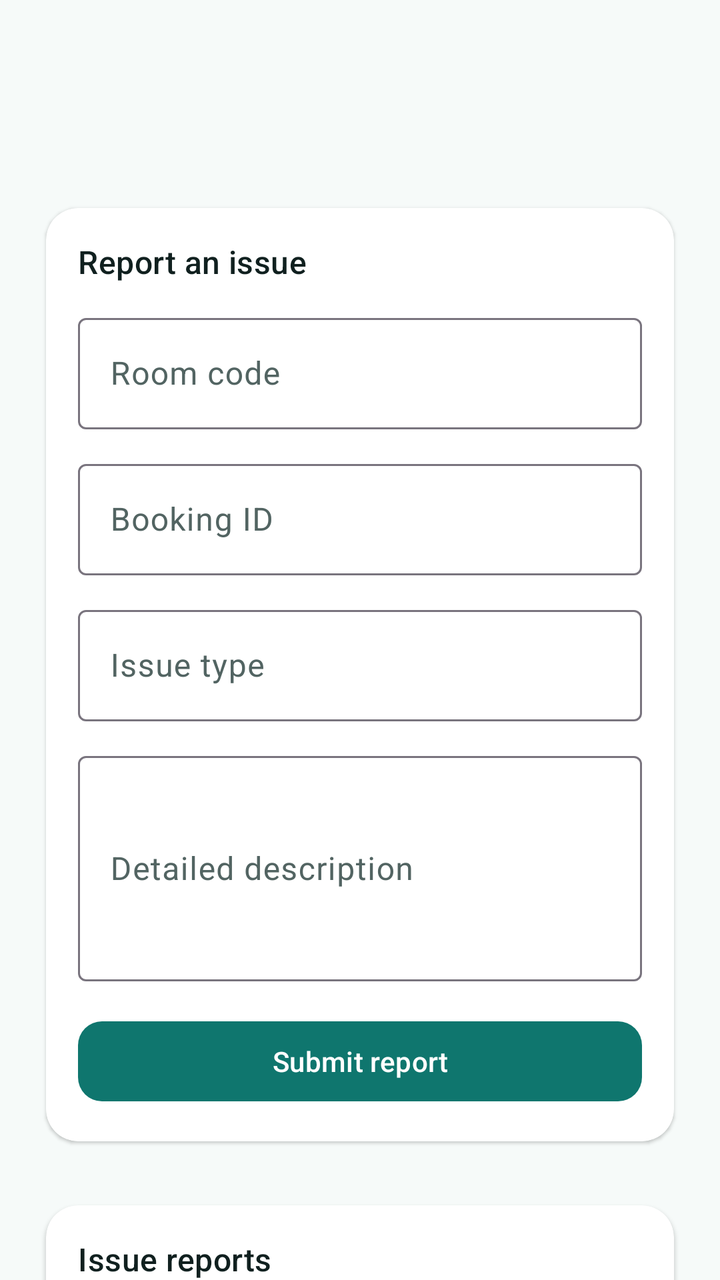
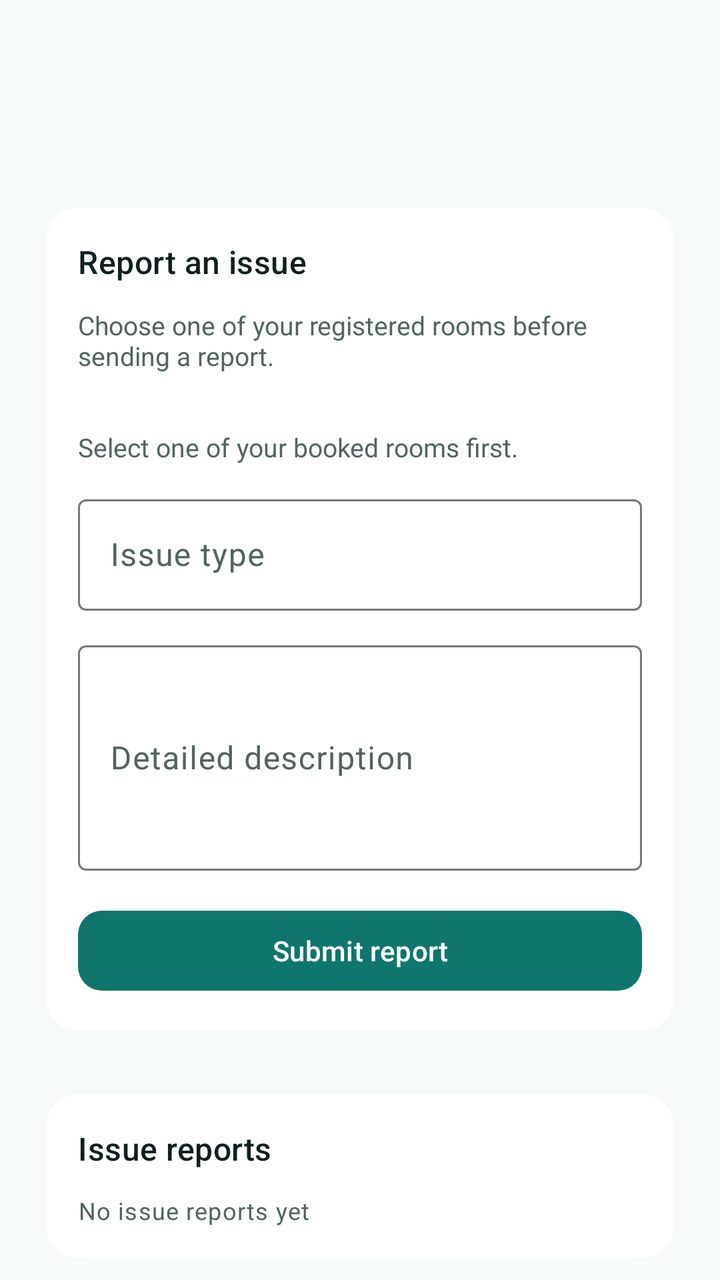

The first picture is an Android layout as it rendered before a commit; the second is the same layout after the commit. The layout source and the unified diff follow.
<!-- AndroidManifest.xml: application theme Theme.Hotelapp_test2 -->
<!-- res/layout/activity_issue_report.xml -->
<?xml version="1.0" encoding="utf-8"?>
<LinearLayout xmlns:android="http://schemas.android.com/apk/res/android"
    xmlns:app="http://schemas.android.com/apk/res-auto"
    android:layout_width="match_parent"
    android:layout_height="match_parent"
    android:background="@color/surface_base"
    android:orientation="vertical">

    <com.google.android.material.appbar.MaterialToolbar
        android:id="@+id/toolbar"
        android:layout_width="match_parent"
        android:layout_height="wrap_content"
        android:layout_marginStart="@dimen/space_m"
        android:layout_marginTop="@dimen/space_m"
        android:layout_marginEnd="@dimen/space_m" />

    <androidx.core.widget.NestedScrollView
        android:layout_width="match_parent"
        android:layout_height="0dp"
        android:layout_weight="1"
        android:fillViewport="true">

        <LinearLayout
            android:layout_width="match_parent"
            android:layout_height="wrap_content"
            android:orientation="vertical"
            android:padding="@dimen/space_m">

            <com.google.android.material.card.MaterialCardView
                android:id="@+id/issueFormCard"
                style="@style/Widget.Hotel.Card"
                android:layout_width="match_parent"
                android:layout_height="wrap_content">

                <LinearLayout
                    android:layout_width="match_parent"
                    android:layout_height="wrap_content"
                    android:orientation="vertical"
                    android:padding="@dimen/space_m">

                    <TextView
                        android:layout_width="wrap_content"
                        android:layout_height="wrap_content"
                        style="@style/TextAppearance.Hotel.SectionTitle"
                        android:text="@string/issue_title" />

                    <com.google.android.material.textfield.TextInputLayout
                        android:id="@+id/issueRoomCodeLayout"
                        style="@style/Widget.Material3.TextInputLayout.OutlinedBox"
                        android:layout_width="match_parent"
                        android:layout_height="wrap_content"
                        android:layout_marginTop="@dimen/space_s"
                        android:hint="@string/issue_room_hint">

                        <com.google.android.material.textfield.TextInputEditText
                            android:id="@+id/issueRoomCode"
                            android:layout_width="match_parent"
                            android:layout_height="wrap_content" />
                    </com.google.android.material.textfield.TextInputLayout>

                    <com.google.android.material.textfield.TextInputLayout
                        android:id="@+id/issueBookingIdLayout"
                        style="@style/Widget.Material3.TextInputLayout.OutlinedBox"
                        android:layout_width="match_parent"
                        android:layout_height="wrap_content"
                        android:layout_marginTop="@dimen/space_s"
                        android:hint="@string/issue_booking_hint">

                        <com.google.android.material.textfield.TextInputEditText
                            android:id="@+id/issueBookingId"
                            android:layout_width="match_parent"
                            android:layout_height="wrap_content" />
                    </com.google.android.material.textfield.TextInputLayout>

                    <com.google.android.material.textfield.TextInputLayout
                        android:id="@+id/issueTypeLayout"
                        style="@style/Widget.Material3.TextInputLayout.OutlinedBox"
                        android:layout_width="match_parent"
                        android:layout_height="wrap_content"
                        android:layout_marginTop="@dimen/space_s"
                        android:hint="@string/issue_type_hint">

                        <com.google.android.material.textfield.TextInputEditText
                            android:id="@+id/issueType"
                            android:layout_width="match_parent"
                            android:layout_height="wrap_content" />
                    </com.google.android.material.textfield.TextInputLayout>

                    <com.google.android.material.textfield.TextInputLayout
                        android:id="@+id/issueDescriptionLayout"
                        style="@style/Widget.Material3.TextInputLayout.OutlinedBox"
                        android:layout_width="match_parent"
                        android:layout_height="wrap_content"
                        android:layout_marginTop="@dimen/space_s"
                        android:hint="@string/issue_description_hint">

                        <com.google.android.material.textfield.TextInputEditText
                            android:id="@+id/issueDescription"
                            android:layout_width="match_parent"
                            android:layout_height="wrap_content"
                            android:inputType="textMultiLine"
                            android:minLines="4" />
                    </com.google.android.material.textfield.TextInputLayout>

                    <com.google.android.material.button.MaterialButton
                        android:id="@+id/issueSubmitButton"
                        android:layout_width="match_parent"
                        android:layout_height="wrap_content"
                        android:layout_marginTop="@dimen/space_m"
                        android:text="@string/issue_submit" />
                </LinearLayout>
            </com.google.android.material.card.MaterialCardView>

            <com.google.android.material.card.MaterialCardView
                style="@style/Widget.Hotel.Card"
                android:layout_width="match_parent"
                android:layout_height="wrap_content"
                android:layout_marginTop="@dimen/space_m">

                <LinearLayout
                    android:layout_width="match_parent"
                    android:layout_height="wrap_content"
                    android:orientation="vertical"
                    android:padding="@dimen/space_m">

                    <TextView
                        style="@style/TextAppearance.Hotel.SectionTitle"
                        android:layout_width="wrap_content"
                        android:layout_height="wrap_content"
                        android:text="@string/issue_list_title" />

                    <TextView
                        android:id="@+id/issueEmptyText"
                        style="@style/TextAppearance.Hotel.BodySmall"
                        android:layout_width="match_parent"
                        android:layout_height="wrap_content"
                        android:layout_marginTop="@dimen/space_s"
                        android:text="@string/issue_empty" />

                    <LinearLayout
                        android:id="@+id/issueListContainer"
                        android:layout_width="match_parent"
                        android:layout_height="wrap_content"
                        android:orientation="vertical" />
                </LinearLayout>
            </com.google.android.material.card.MaterialCardView>
        </LinearLayout>
    </androidx.core.widget.NestedScrollView>
</LinearLayout>
<!-- resources referenced by this layout -->
<resources>
  <color name="surface_base">#F6FAF9</color>
  <dimen name="space_m">16dp</dimen>
  <dimen name="space_s">12dp</dimen>
  <string name="issue_booking_hint">Booking ID</string>
  <string name="issue_description_hint">Detailed description</string>
  <string name="issue_empty">No issue reports yet</string>
  <string name="issue_list_title">Issue reports</string>
  <string name="issue_room_hint">Room code</string>
  <string name="issue_submit">Submit report</string>
  <string name="issue_title">Report an issue</string>
  <string name="issue_type_hint">Issue type</string>
  <style name="TextAppearance.Hotel.BodySmall" parent="TextAppearance.Material3.BodySmall">
          <item name="fontFamily">sans-serif</item>
          <item name="android:fontFamily">sans-serif</item>
          <item name="android:textColor">?attr/colorOnSurfaceVariant</item>
      </style>
  <style name="TextAppearance.Hotel.SectionTitle" parent="TextAppearance.Material3.TitleMedium">
          <item name="android:textColor">?attr/colorOnSurface</item>
          <item name="fontFamily">sans-serif-medium</item>
          <item name="android:fontFamily">sans-serif-medium</item>
      </style>
  <style name="Widget.Hotel.Card" parent="Widget.Material3.CardView.Elevated">
          <item name="cardCornerRadius">@dimen/radius_m</item>
          <item name="cardUseCompatPadding">true</item>
          <item name="cardBackgroundColor">@color/surface_card</item>
      </style>
  <style name="Theme.Hotelapp_test2" parent="Base.Theme.Hotelapp_test2" />
  <dimen name="radius_m">16dp</dimen>
  <color name="surface_card">#FFFFFFFF</color>
  <color name="brand_primary">#0F766E</color>
  <color name="white">#FFFFFFFF</color>
  <color name="brand_secondary">#2563EB</color>
  <color name="accent_gold">#F59E0B</color>
  <color name="text_primary">#10201F</color>
  <color name="text_secondary">#526462</color>
  <style name="Widget.Hotel.Toolbar" parent="Widget.Material3.Toolbar">
          <item name="titleTextColor">?attr/colorOnSurface</item>
          <item name="subtitleTextColor">?attr/colorOnSurfaceVariant</item>
          <item name="titleTextAppearance">@style/TextAppearance.Hotel.ToolbarTitle</item>
          <item name="subtitleTextAppearance">@style/TextAppearance.Hotel.BodySmall</item>
      </style>
  <style name="Widget.Hotel.Button.Primary" parent="Widget.Material3.Button">
          <item name="backgroundTint">@color/brand_primary</item>
          <item name="android:textColor">@color/white</item>
          <item name="cornerRadius">@dimen/radius_s</item>
          <item name="android:minHeight">@dimen/button_min_height</item>
          <item name="fontFamily">sans-serif-medium</item>
      </style>
  <style name="TextAppearance.Hotel.ToolbarTitle" parent="TextAppearance.Material3.TitleLarge">
          <item name="fontFamily">sans-serif-medium</item>
          <item name="android:fontFamily">sans-serif-medium</item>
          <item name="android:textColor">?attr/colorOnSurface</item>
      </style>
  <dimen name="radius_s">12dp</dimen>
  <dimen name="button_min_height">48dp</dimen>
  <!-- unchanged entries left out for length: 1 -->
</resources>

<!-- the commit's change to res/layout/activity_issue_report.xml (unified diff, before → after) -->
@@ -44,33 +44,30 @@
                         style="@style/TextAppearance.Hotel.SectionTitle"
                         android:text="@string/issue_title" />
 
-                    <com.google.android.material.textfield.TextInputLayout
-                        android:id="@+id/issueRoomCodeLayout"
-                        style="@style/Widget.Material3.TextInputLayout.OutlinedBox"
+                    <TextView
+                        android:id="@+id/issueBookingHint"
                         android:layout_width="match_parent"
                         android:layout_height="wrap_content"
                         android:layout_marginTop="@dimen/space_s"
-                        android:hint="@string/issue_room_hint">
+                        android:text="@string/issue_booking_select_hint"
+                        android:textColor="@color/text_secondary"
+                        android:textSize="13sp" />
 
-                        <com.google.android.material.textfield.TextInputEditText
-                            android:id="@+id/issueRoomCode"
-                            android:layout_width="match_parent"
-                            android:layout_height="wrap_content" />
-                    </com.google.android.material.textfield.TextInputLayout>
-
-                    <com.google.android.material.textfield.TextInputLayout
-                        android:id="@+id/issueBookingIdLayout"
-                        style="@style/Widget.Material3.TextInputLayout.OutlinedBox"
+                    <LinearLayout
+                        android:id="@+id/issueBookingContainer"
                         android:layout_width="match_parent"
                         android:layout_height="wrap_content"
                         android:layout_marginTop="@dimen/space_s"
-                        android:hint="@string/issue_booking_hint">
+                        android:orientation="vertical" />
 
-                        <com.google.android.material.textfield.TextInputEditText
-                            android:id="@+id/issueBookingId"
-                            android:layout_width="match_parent"
-                            android:layout_height="wrap_content" />
-                    </com.google.android.material.textfield.TextInputLayout>
+                    <TextView
+                        android:id="@+id/issueSelectedBooking"
+                        android:layout_width="match_parent"
+                        android:layout_height="wrap_content"
+                        android:layout_marginTop="@dimen/space_m"
+                        android:text="@string/issue_select_booking_first"
+                        android:textColor="@color/text_secondary"
+                        android:textSize="13sp" />
 
                     <com.google.android.material.textfield.TextInputLayout
                         android:id="@+id/issueTypeLayout"
<!-- resource entries referenced after the edit -->
@@ -3,11 +3,11 @@
   <color name="surface_base">#F6FAF9</color>
   <dimen name="space_m">16dp</dimen>
   <dimen name="space_s">12dp</dimen>
-  <string name="issue_booking_hint">Booking ID</string>
+  <string name="issue_booking_select_hint">Choose one of your registered rooms before sending a report.</string>
   <string name="issue_description_hint">Detailed description</string>
   <string name="issue_empty">No issue reports yet</string>
   <string name="issue_list_title">Issue reports</string>
-  <string name="issue_room_hint">Room code</string>
+  <string name="issue_select_booking_first">Select one of your booked rooms first.</string>
   <string name="issue_submit">Submit report</string>
   <string name="issue_title">Report an issue</string>
   <string name="issue_type_hint">Issue type</string>
